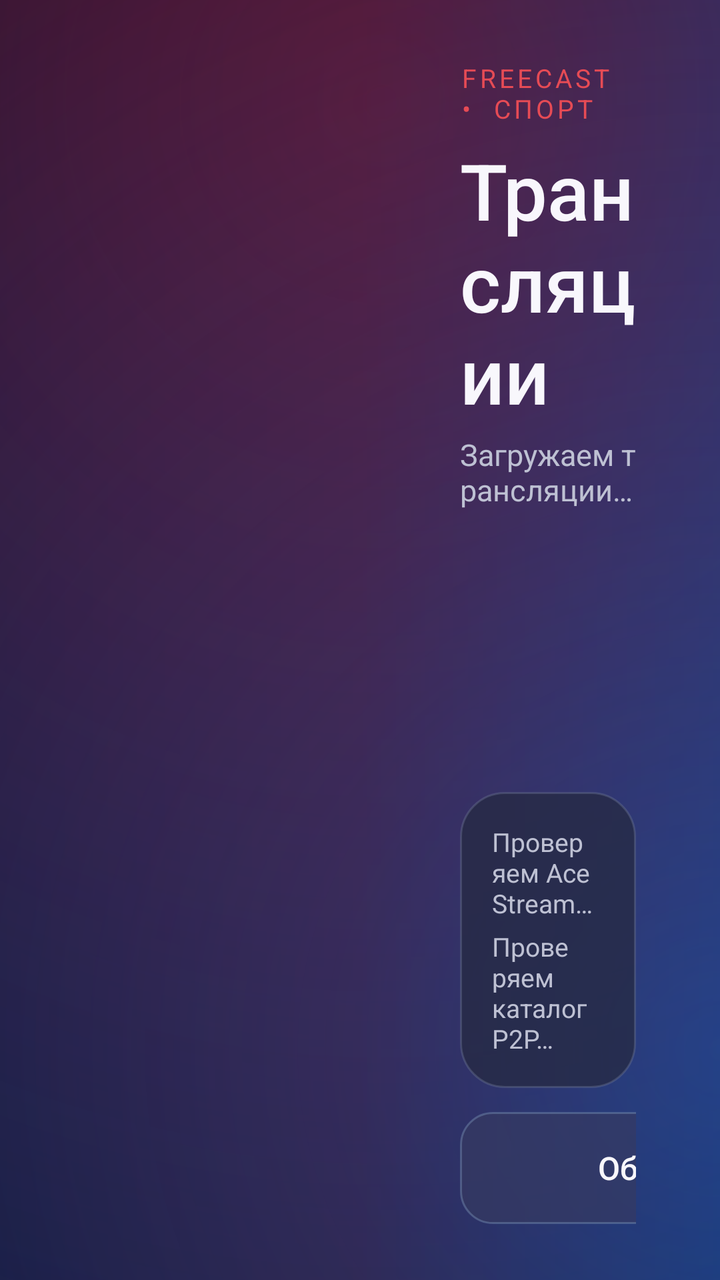
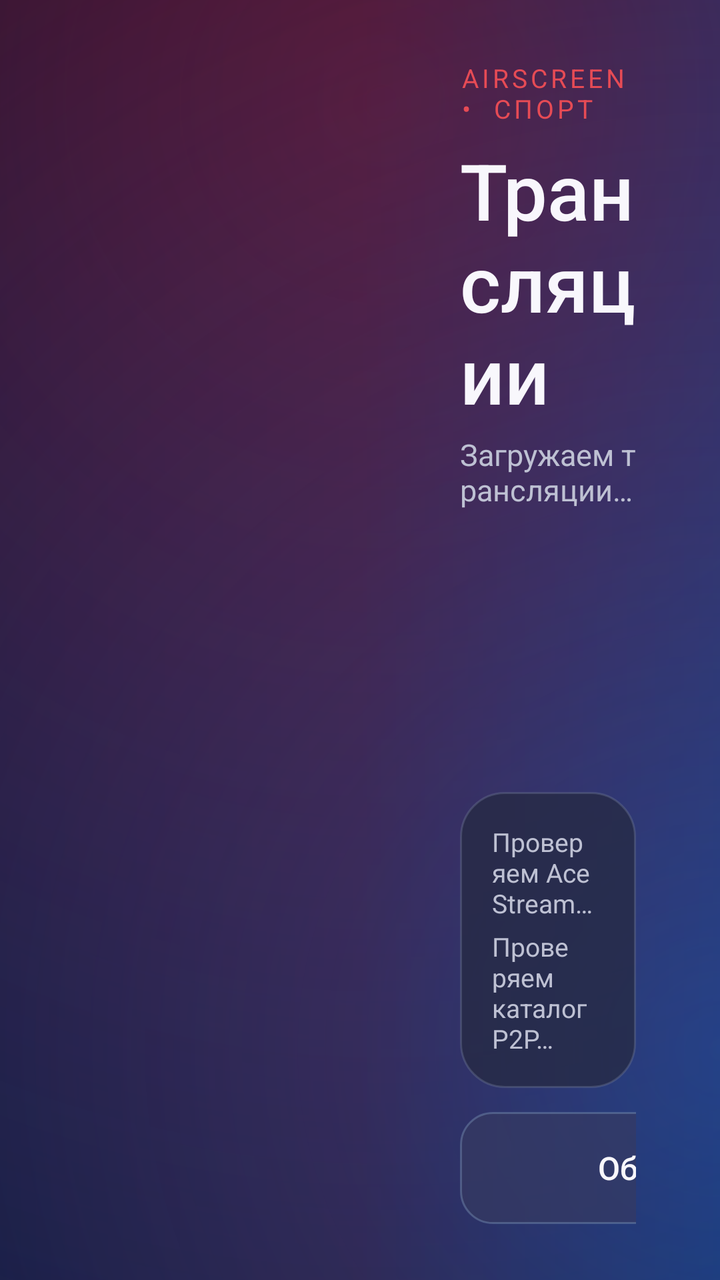

Screens rendered from an Android XML layout before and after an edit, with the pre-edit source and the edit as a unified diff.
<!-- AndroidManifest.xml: application theme Theme.AirTV -->
<!-- res/layout/activity_broadcasts.xml -->
<?xml version="1.0" encoding="utf-8"?>
<LinearLayout xmlns:android="http://schemas.android.com/apk/res/android"
    android:layout_width="match_parent" android:layout_height="match_parent"
    android:background="@drawable/bg_dashboard" android:orientation="horizontal">
    <LinearLayout android:id="@id/nav_rail" android:layout_width="192dp" android:layout_height="match_parent"
        android:orientation="vertical" />
    <LinearLayout android:layout_width="0dp" android:layout_height="match_parent" android:layout_weight="1"
        android:orientation="vertical" android:paddingStart="38dp" android:paddingTop="30dp"
        android:paddingEnd="42dp" android:paddingBottom="28dp">
        <TextView android:layout_width="match_parent" android:layout_height="wrap_content"
            android:text="FREECAST  •  СПОРТ" android:textColor="@color/accent" android:textSize="13sp"
            android:letterSpacing="0.13" />
        <TextView android:layout_width="match_parent" android:layout_height="wrap_content"
            android:layout_marginTop="6dp" android:text="Трансляции" android:textColor="@color/foreground"
            android:textSize="39sp" android:fontFamily="sans-serif-medium" />
        <TextView android:id="@+id/broadcasts_status" android:layout_width="match_parent" android:layout_height="wrap_content"
            android:layout_marginTop="4dp" android:text="Загружаем трансляции…" android:textColor="@color/muted"
            android:textSize="15sp" />
        <ScrollView android:layout_width="match_parent" android:layout_height="0dp" android:layout_weight="1"
            android:layout_marginTop="22dp" android:fillViewport="true">
            <LinearLayout android:id="@+id/broadcasts_tiles" android:layout_width="match_parent"
                android:layout_height="wrap_content" android:orientation="vertical" />
        </ScrollView>
        <LinearLayout android:layout_width="match_parent" android:layout_height="wrap_content"
            android:layout_marginTop="12dp" android:background="@drawable/bg_card"
            android:orientation="vertical" android:padding="16dp">
            <TextView android:id="@+id/ace_status" android:layout_width="match_parent" android:layout_height="wrap_content"
                android:text="Проверяем Ace Stream…" android:textColor="@color/muted" android:textSize="13sp" />
            <TextView android:id="@+id/directory_status" android:layout_width="match_parent" android:layout_height="wrap_content"
                android:layout_marginTop="4dp" android:text="Проверяем каталог P2P…"
                android:textColor="@color/muted" android:textSize="13sp" />
        </LinearLayout>
        <Button android:id="@+id/broadcasts_refresh" style="@style/FreeCast.ActionButton"
            android:layout_width="210dp" android:layout_height="56dp" android:layout_marginTop="12dp"
            android:text="Обновить" />
    </LinearLayout>
</LinearLayout>
<!-- resources referenced by this layout -->
<resources>
  <color name="accent">#E64B55</color>
  <color name="foreground">#F8F7FC</color>
  <color name="muted">#BEC1D3</color>
  <!-- drawable bg_card (drawable) -->
  <?xml version="1.0" encoding="utf-8"?>
  <shape xmlns:android="http://schemas.android.com/apk/res/android" android:shape="rectangle">
      <solid android:color="#C1262942" />
      <stroke android:width="1dp" android:color="#6B69728F" />
      <corners android:radius="22dp" />
  </shape>
  <!-- drawable bg_dashboard (drawable) -->
  <?xml version="1.0" encoding="utf-8"?>
  <layer-list xmlns:android="http://schemas.android.com/apk/res/android">
      <item><shape android:shape="rectangle"><gradient android:angle="0"
          android:startColor="#101029" android:centerColor="#291127" android:endColor="#102A59" /></shape></item>
      <item><shape android:shape="rectangle"><gradient android:type="radial"
          android:centerX="0.53" android:centerY="0.08" android:gradientRadius="700dp"
          android:startColor="#7A8F1738" android:endColor="#00201640" /></shape></item>
      <item><shape android:shape="rectangle"><gradient android:type="radial"
          android:centerX="1.0" android:centerY="0.82" android:gradientRadius="700dp"
          android:startColor="#652A67D1" android:endColor="#002A67D1" /></shape></item>
  </layer-list>
  <style name="FreeCast.ActionButton" parent="android:Widget.Material.Button">
          <item name="android:background">@drawable/bg_button</item>
          <item name="android:textColor">@color/button_text</item>
          <item name="android:fontFamily">sans-serif-medium</item>
          <item name="android:textSize">16sp</item>
          <item name="android:textAllCaps">false</item>
          <item name="android:letterSpacing">0</item>
          <item name="android:paddingStart">14dp</item>
          <item name="android:paddingEnd">14dp</item>
          <item name="android:minWidth">0dp</item>
          <item name="android:minHeight">56dp</item>
          <item name="android:focusable">true</item>
          <item name="android:stateListAnimator">@null</item>
      </style>
  <style name="Theme.AirTV" parent="android:Theme.Material.NoActionBar.Fullscreen">
          <item name="android:windowBackground">@drawable/bg_dashboard</item>
          <item name="android:colorAccent">@color/accent</item>
          <item name="android:textColorPrimary">@color/foreground</item>
          <item name="android:textColorSecondary">@color/muted</item>
          <item name="android:fontFamily">sans-serif</item>
          <item name="android:navigationBarColor">@color/background</item>
      </style>
  <!-- drawable bg_button (drawable) -->
  <?xml version="1.0" encoding="utf-8"?>
  <selector xmlns:android="http://schemas.android.com/apk/res/android">
      <item android:state_enabled="false"><shape><solid android:color="#60303952" /><corners android:radius="16dp" /></shape></item>
      <item android:state_focused="true"><shape><solid android:color="@color/focus_surface" /><stroke android:width="3dp" android:color="@color/accent" /><corners android:radius="16dp" /></shape></item>
      <item android:state_pressed="true"><shape><solid android:color="#E9EBF8" /><corners android:radius="16dp" /></shape></item>
      <item><shape><solid android:color="#A5363A61" /><stroke android:width="1dp" android:color="#77748CAD" /><corners android:radius="16dp" /></shape></item>
  </selector>
  <color name="background">#0B0C24</color>
  <color name="focus_surface">#F7F8FF</color>
</resources>

<!-- the commit's change to res/layout/activity_broadcasts.xml (unified diff, before → after) -->
@@ -8,7 +8,7 @@
         android:orientation="vertical" android:paddingStart="38dp" android:paddingTop="30dp"
         android:paddingEnd="42dp" android:paddingBottom="28dp">
         <TextView android:layout_width="match_parent" android:layout_height="wrap_content"
-            android:text="FREECAST  •  СПОРТ" android:textColor="@color/accent" android:textSize="13sp"
+            android:text="AIRSCREEN  •  СПОРТ" android:textColor="@color/accent" android:textSize="13sp"
             android:letterSpacing="0.13" />
         <TextView android:layout_width="match_parent" android:layout_height="wrap_content"
             android:layout_marginTop="6dp" android:text="Трансляции" android:textColor="@color/foreground"
